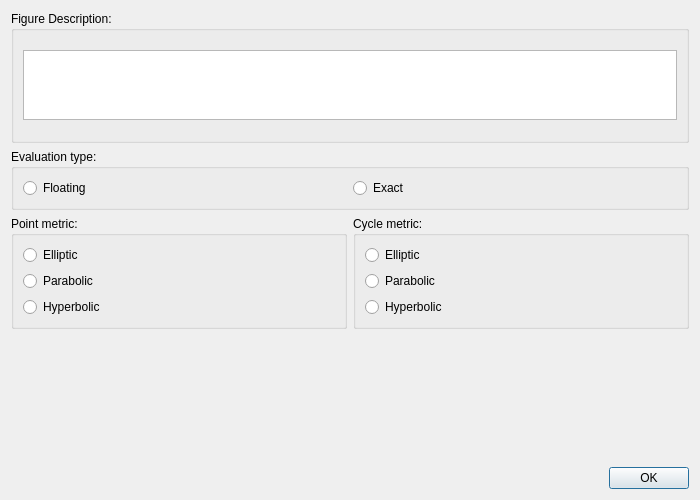
Old version of the form forms/propertiesdialog.ui in the repository lhutton1/moebinv-gui.
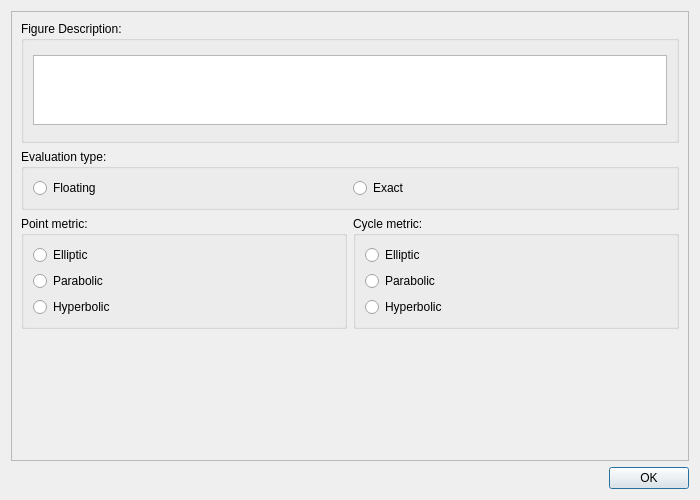
New version of the form.

The edit to the form file:
```diff
--- a/forms/propertiesdialog.ui
+++ b/forms/propertiesdialog.ui
@@ -15,6 +15,26 @@
   </property>
   <layout class="QVBoxLayout" name="verticalLayout">
    <item>
+    <widget class="QScrollArea" name="scrollArea">
+     <property name="styleSheet">
+      <string notr="true">QScrollArea { background: transparent; }
+QScrollArea &gt; QWidget &gt; QWidget { background: transparent; }
+QScrollArea &gt; QWidget &gt; QScrollBar { background: palette(base); }</string>
+     </property>
+     <property name="widgetResizable">
+      <bool>true</bool>
+     </property>
+     <widget class="QWidget" name="scrollAreaWidgetContents">
+      <property name="geometry">
+       <rect>
+        <x>0</x>
+        <y>0</y>
+        <width>674</width>
+        <height>434</height>
+       </rect>
+      </property>
+      <layout class="QVBoxLayout" name="verticalLayout_5">
+       <item>
     <widget class="QGroupBox" name="groupBox">
      <property name="title">
       <string>Figure Description:</string>
@@ -57,7 +77,7 @@
     </widget>
    </item>
    <item>
-    <layout class="QHBoxLayout" name="horizontalLayout">
+        <layout class="QHBoxLayout" name="scrollAreaHorizontalLayout">
      <item>
       <widget class="QGroupBox" name="groupBox_2">
        <property name="title">
@@ -132,6 +152,10 @@
       </size>
      </property>
     </spacer>
+       </item>
+      </layout>
+     </widget>
+    </widget>
    </item>
    <item>
     <widget class="QDialogButtonBox" name="buttonBox">
```
Lines whose indentation alone changed are shown as unchanged.
